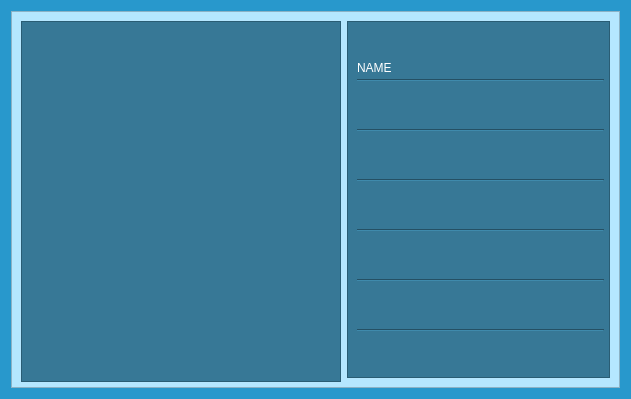
KotoJallow/Voting-System, file ui/winner.ui: the form before one commit.
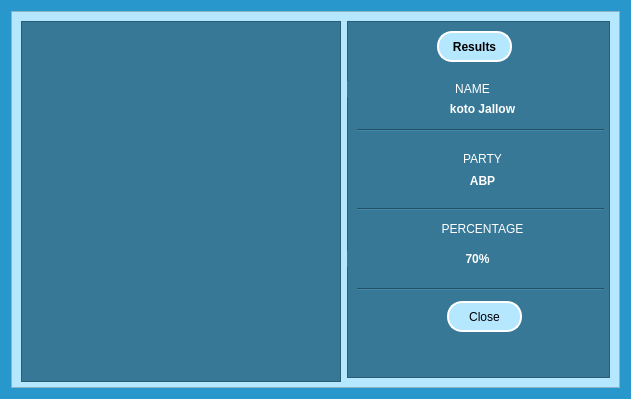
The form after the commit. Icons and pictures are not drawn.

Commit message: complete winner Ui

Patch:
```diff
--- a/ui/winner.ui
+++ b/ui/winner.ui
@@ -108,37 +108,11 @@
           <enum>Qt::Horizontal</enum>
          </property>
         </widget>
-        <widget class="Line" name="line_2">
-         <property name="geometry">
-          <rect>
-           <x>10</x>
-           <y>151</y>
-           <width>247</width>
-           <height>16</height>
-          </rect>
-         </property>
-         <property name="orientation">
-          <enum>Qt::Horizontal</enum>
-         </property>
-        </widget>
         <widget class="Line" name="line_3">
          <property name="geometry">
           <rect>
            <x>10</x>
-           <y>201</y>
-           <width>247</width>
-           <height>16</height>
-          </rect>
-         </property>
-         <property name="orientation">
-          <enum>Qt::Horizontal</enum>
-         </property>
-        </widget>
-        <widget class="Line" name="line_4">
-         <property name="geometry">
-          <rect>
-           <x>10</x>
-           <y>251</y>
+           <y>180</y>
            <width>247</width>
            <height>16</height>
           </rect>
@@ -151,20 +125,7 @@
          <property name="geometry">
           <rect>
            <x>10</x>
-           <y>301</y>
-           <width>247</width>
-           <height>16</height>
-          </rect>
-         </property>
-         <property name="orientation">
-          <enum>Qt::Horizontal</enum>
-         </property>
-        </widget>
-        <widget class="Line" name="line_6">
-         <property name="geometry">
-          <rect>
-           <x>10</x>
-           <y>51</y>
+           <y>260</y>
            <width>247</width>
            <height>16</height>
           </rect>
@@ -176,14 +137,159 @@
         <widget class="QLabel" name="label_2">
          <property name="geometry">
           <rect>
-           <x>10</x>
-           <y>40</y>
-           <width>47</width>
-           <height>13</height>
+           <x>0</x>
+           <y>60</y>
+           <width>251</width>
+           <height>16</height>
           </rect>
          </property>
+         <property name="styleSheet">
+          <string notr="true"/>
+         </property>
          <property name="text">
           <string>NAME</string>
+         </property>
+         <property name="alignment">
+          <set>Qt::AlignCenter</set>
+         </property>
+        </widget>
+        <widget class="QLabel" name="lblName">
+         <property name="geometry">
+          <rect>
+           <x>10</x>
+           <y>80</y>
+           <width>251</width>
+           <height>16</height>
+          </rect>
+         </property>
+         <property name="styleSheet">
+          <string notr="true">font-weight:bold;</string>
+         </property>
+         <property name="text">
+          <string>koto Jallow</string>
+         </property>
+         <property name="alignment">
+          <set>Qt::AlignCenter</set>
+         </property>
+        </widget>
+        <widget class="QLabel" name="label_4">
+         <property name="geometry">
+          <rect>
+           <x>10</x>
+           <y>130</y>
+           <width>251</width>
+           <height>16</height>
+          </rect>
+         </property>
+         <property name="text">
+          <string>PARTY</string>
+         </property>
+         <property name="alignment">
+          <set>Qt::AlignCenter</set>
+         </property>
+        </widget>
+        <widget class="QLabel" name="lblParty">
+         <property name="geometry">
+          <rect>
+           <x>10</x>
+           <y>150</y>
+           <width>251</width>
+           <height>20</height>
+          </rect>
+         </property>
+         <property name="styleSheet">
+          <string notr="true">font-weight:bold;</string>
+         </property>
+         <property name="text">
+          <string>ABP</string>
+         </property>
+         <property name="alignment">
+          <set>Qt::AlignCenter</set>
+         </property>
+        </widget>
+        <widget class="QLabel" name="label_6">
+         <property name="geometry">
+          <rect>
+           <x>10</x>
+           <y>200</y>
+           <width>251</width>
+           <height>16</height>
+          </rect>
+         </property>
+         <property name="text">
+          <string>PERCENTAGE</string>
+         </property>
+         <property name="alignment">
+          <set>Qt::AlignCenter</set>
+         </property>
+        </widget>
+        <widget class="QLabel" name="lblPercentage">
+         <property name="geometry">
+          <rect>
+           <x>0</x>
+           <y>230</y>
+           <width>261</width>
+           <height>16</height>
+          </rect>
+         </property>
+         <property name="styleSheet">
+          <string notr="true">font-weight:bold;</string>
+         </property>
+         <property name="text">
+          <string>70%</string>
+         </property>
+         <property name="alignment">
+          <set>Qt::AlignCenter</set>
+         </property>
+        </widget>
+        <widget class="QPushButton" name="btnClose">
+         <property name="geometry">
+          <rect>
+           <x>100</x>
+           <y>280</y>
+           <width>75</width>
+           <height>31</height>
+          </rect>
+         </property>
+         <property name="styleSheet">
+          <string notr="true">background-color:#b5e7ff;
+border-style: outset;
+border-width: 2px;
+border-radius: 15px;
+border-color:white;
+padding: 4px;
+text-align: center;
+color:black;</string>
+         </property>
+         <property name="text">
+          <string>Close</string>
+         </property>
+        </widget>
+        <widget class="QPushButton" name="btnClose_2">
+         <property name="geometry">
+          <rect>
+           <x>90</x>
+           <y>10</y>
+           <width>75</width>
+           <height>31</height>
+          </rect>
+         </property>
+         <property name="toolTip">
+          <string/>
+         </property>
+         <property name="styleSheet">
+          <string notr="true">background-color:#b5e7ff;
+border-style: outset;
+border-width: 2px;
+border-radius: 15px;
+border-color:white;
+padding: 4px;
+text-align: center;
+font-weight:bold;
+color:black;</string>
+         </property>
+         <property name="text">
+          <string>Results</string>
          </property>
         </widget>
        </widget>
```
Left out of the diff: 2 changed lines with no effect on the pictures.
